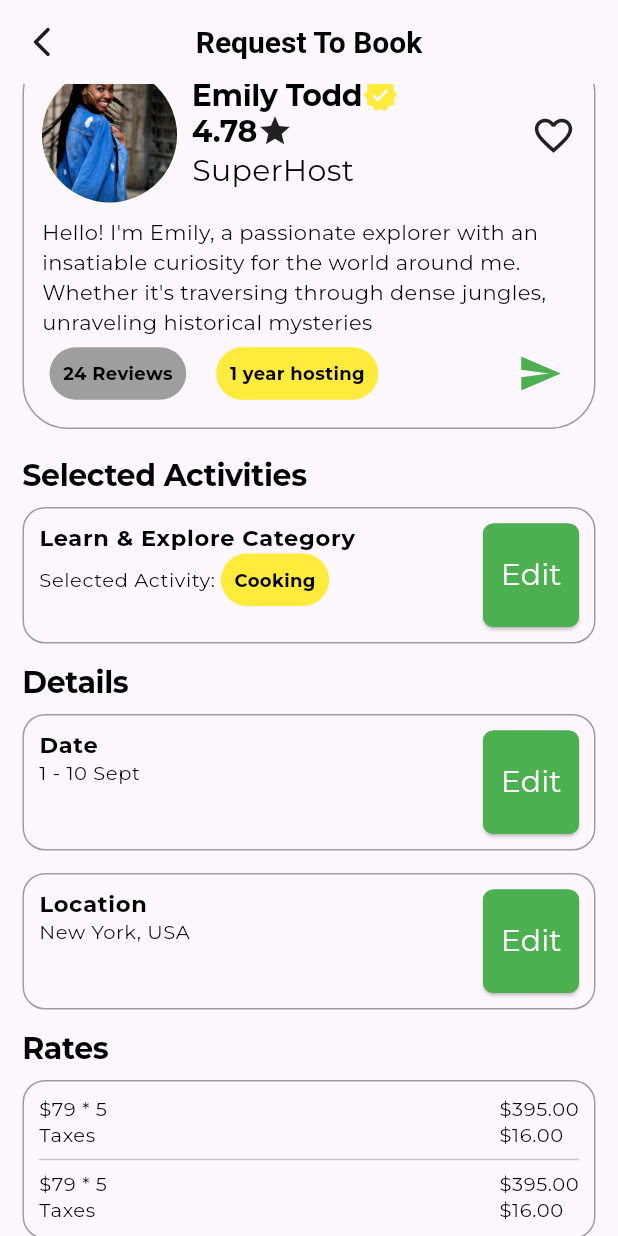
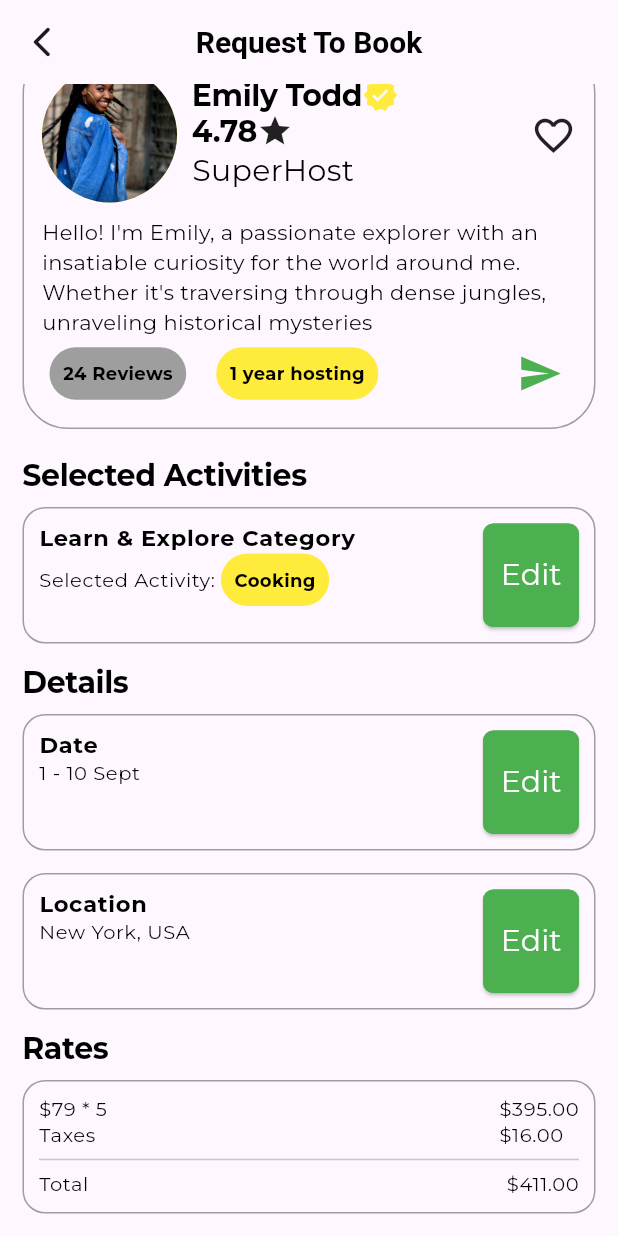
Before and after one commit to maagyei04/accompani, a Flutter app: the BookRequestScreen screen opened directly, scrolled down 49 dp, on a phone screen of 412 x 824 dp. Run offline on Flutter 3.47's test engine with Material 3 defaults, Android fonts, the phone set to English and light mode, and no system bars; our stand-ins replace cloud_firestore, firebase_auth, firebase_core, firebase_storage, flutter_otp_text_field, get and 4 more; missing offline and left inert: flutter_stepindicator, intl_phone_number_field; accounts and stored records are empty.

Commit message:
booking process ui's done2

```diff
--- a/lib/src/features/core/screens/Booking_Process/book_request.dart
+++ b/lib/src/features/core/screens/Booking_Process/book_request.dart
@@ -182,20 +182,8 @@ class BookRequestScreen extends StatelessWidget {
                       mainAxisAlignment: MainAxisAlignment.spaceBetween,
                       crossAxisAlignment: CrossAxisAlignment.start,
                       children: [
-                        Column(
-                          crossAxisAlignment: CrossAxisAlignment.start,
-                          children: [
-                            Text('\$79 * 5', style: Theme.of(context).textTheme.bodySmall,),
-                            Text('Taxes', style: Theme.of(context).textTheme.bodySmall,)
-                          ],
-                        ),
-                        Column(
-                          crossAxisAlignment: CrossAxisAlignment.start,
-                          children: [
-                            Text('\$395.00', style: Theme.of(context).textTheme.bodySmall),
-                            Text('\$16.00', style: Theme.of(context).textTheme.bodySmall,)
-                          ],
-                        ),
+                        Text('Total', style: Theme.of(context).textTheme.bodySmall,),
+                        Text('\$411.00', style: Theme.of(context).textTheme.bodySmall),
                       ],
                     ),                  ],
                 ),
```
